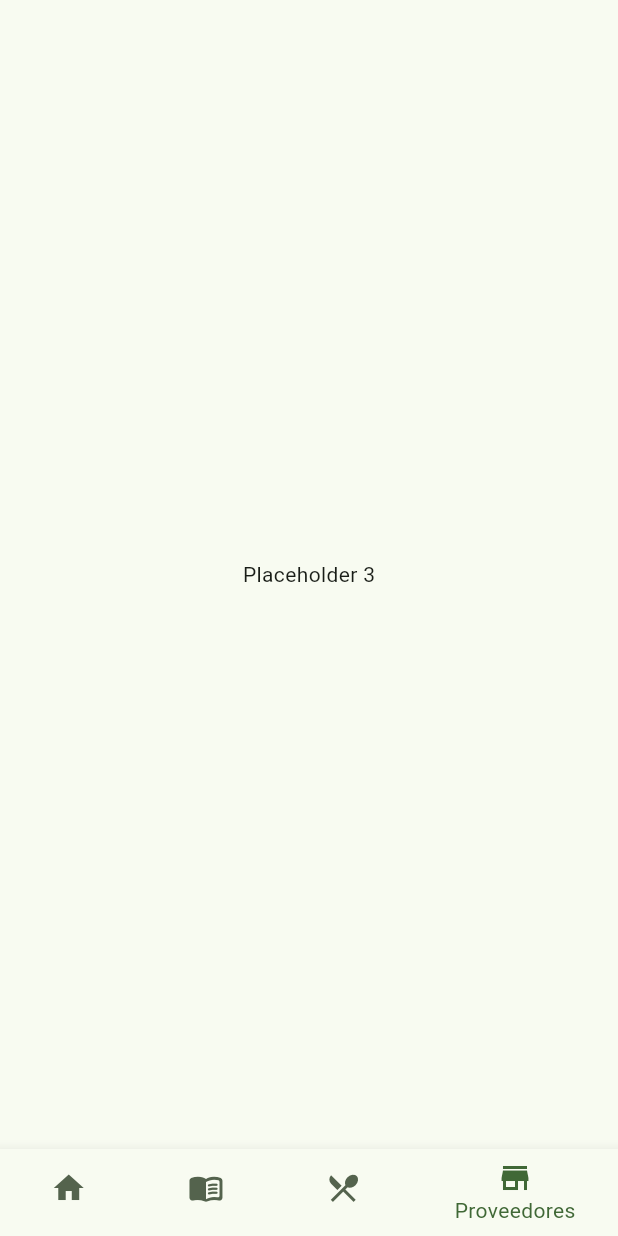
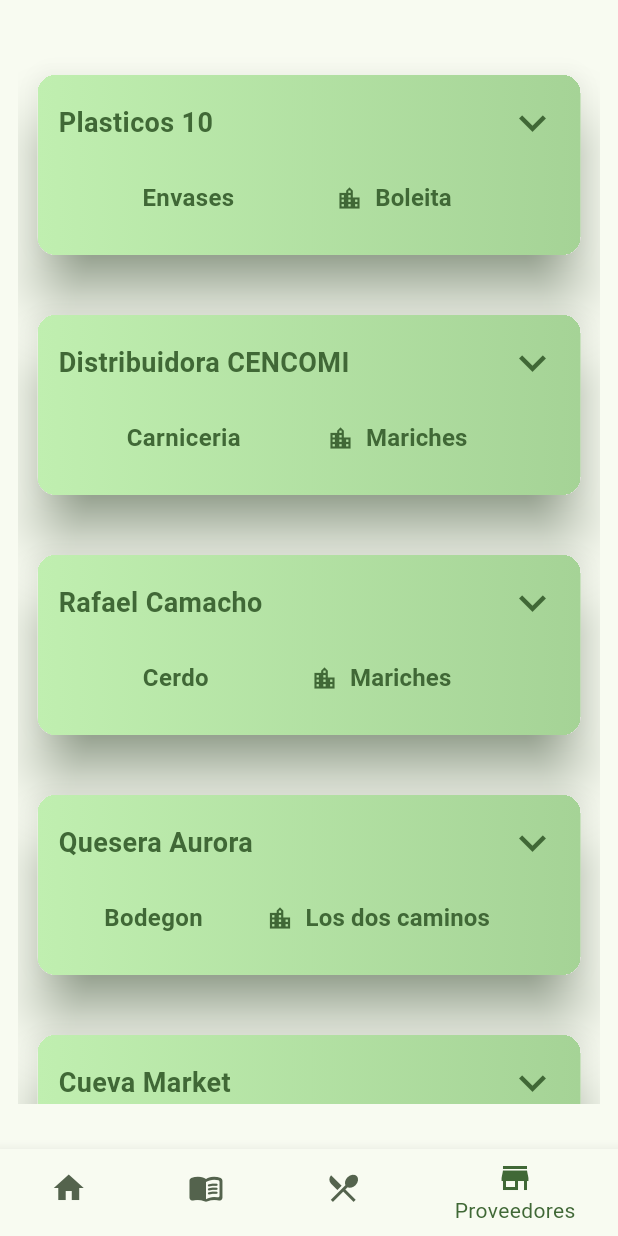
Before and after one commit to juanb021/bakesistant, a Flutter app: the screen it shows after launch, item 4 of the bottom bar chosen, on a phone screen of 412 x 824 dp. Run offline on Flutter 3.47's test engine with Material 3 defaults, Android fonts, the light colour scheme and no system bars; our stand-ins replace flutter_riverpod, sqflite; accounts and stored records are empty.

Commit message:
Added the Providers Screen with a few dummy providers

```diff
--- a/app/lib/data/datos_proveedores.dart
+++ b/app/lib/data/datos_proveedores.dart
@@ -6,35 +6,41 @@ const List<Proveedor> proveedoresDisponibles = [
       correo: '',
       nombre: 'Plasticos 10',
       telefono: '0414-2350801',
-      direccion: 'Boleita sur'),
+      direccion: 'Boleita sur',
+      zona: 'Boleita'),
   Proveedor(
       categoria: 'Carniceria',
       correo: '',
       nombre: 'Distribuidora CENCOMI',
       telefono: '0414-3226069',
-      direccion: 'Urb Miranda'),
+      direccion: 'Urb Miranda',
+      zona: 'Mariches'),
   Proveedor(
       categoria: 'Cerdo',
       correo: '',
       nombre: 'Rafael Camacho',
       telefono: '0414-3248629',
-      direccion: 'Mariches'),
+      direccion: 'Mariches',
+      zona: 'Mariches'),
   Proveedor(
       categoria: 'Bodegon',
       correo: '',
       nombre: 'Quesera Aurora',
       telefono: '0412-2798236',
-      direccion: 'Av. Sucre, Los dos caminos'),
+      direccion: 'Av. Sucre, Los dos caminos',
+      zona: 'Los dos caminos'),
   Proveedor(
       categoria: 'Bodegon',
       correo: '',
       nombre: 'Cueva Market',
       telefono: '0424-1095882',
-      direccion: 'San Bernardino'),
+      direccion: 'San Bernardino',
+      zona: 'San Bernardino'),
   Proveedor(
       categoria: 'Huevos',
       correo: '',
       nombre: 'Romeo',
       telefono: '0414-1282038',
-      direccion: 'Chuao'),
+      direccion: 'Chuao',
+      zona: 'Chuao'),
 ];
--- a/app/lib/models/proveedor.dart
+++ b/app/lib/models/proveedor.dart
@@ -5,6 +5,7 @@ class Proveedor {
     required this.nombre,
     required this.telefono,
     required this.direccion,
+    required this.zona,
   });
 
   final String nombre;
@@ -12,4 +13,5 @@ class Proveedor {
   final String categoria;
   final String direccion;
   final String correo;
+  final String zona;
 }
--- a/app/lib/screens/home_screen.dart
+++ b/app/lib/screens/home_screen.dart
@@ -1,3 +1,4 @@
+import 'package:app/screens/providers_screen.dart';
 import 'package:app/widgets/home/bot_navigation.dart';
 import 'package:flutter/material.dart';
 
@@ -21,12 +22,19 @@ class _HomeScreenState extends State<HomeScreen> {
 
   Widget _buildContent() {
     switch (_selectedPageIndex) {
+      // Pagina de Recetas
       case 1:
         return const Center(child: Text('Placeholder 1'));
+
+      // Pagina de Ingredientes
       case 2:
         return const Center(child: Text('Placeholder 2'));
+
+      // Pagina de Proveedores
       case 3:
-        return const Center(child: Text('Placeholder 3'));
+        return const ProvidersScreen();
+
+      // Pagina de Inicio
       default:
         return const Homestack();
     }
--- /dev/null
+++ b/app/lib/screens/providers_screen.dart
@@ -0,0 +1,23 @@
+import 'package:app/widgets/providers_screen/provider_card.dart';
+import 'package:flutter/material.dart';
+
+import 'package:app/models/proveedor.dart';
+import 'package:app/data/datos_proveedores.dart';
+
+const List<Proveedor> proveedores = proveedoresDisponibles;
+
+class ProvidersScreen extends StatelessWidget {
+  const ProvidersScreen({super.key});
+
+  @override
+  Widget build(BuildContext context) {
+    return Container(
+      margin: const EdgeInsets.symmetric(vertical: 30, horizontal: 12),
+      child: ListView.builder(
+        itemCount: proveedores.length,
+        itemBuilder: (context, index) =>
+            ProviderCard(proveedor: proveedores[index]),
+      ),
+    );
+  }
+}
--- /dev/null
+++ b/app/lib/widgets/providers_screen/provider_card.dart
@@ -0,0 +1,149 @@
+import 'package:flutter/material.dart';
+import 'package:app/models/proveedor.dart';
+
+class ProviderCard extends StatefulWidget {
+  const ProviderCard({
+    super.key,
+    required this.proveedor,
+  });
+
+  final Proveedor proveedor;
+
+  @override
+  State<ProviderCard> createState() {
+    return _ProviderCardState();
+  }
+}
+
+class _ProviderCardState extends State<ProviderCard>
+    with SingleTickerProviderStateMixin {
+  bool _isExpanded = false;
+
+  @override
+  Widget build(BuildContext context) {
+    final proveedor = widget.proveedor;
+
+    void toggleExpansion() {
+      setState(() {
+        _isExpanded = !_isExpanded;
+      });
+    }
+
+    return Card(
+      clipBehavior: Clip.hardEdge,
+      elevation: 16,
+      shadowColor: Theme.of(context).colorScheme.primary,
+      margin: const EdgeInsets.symmetric(vertical: 20, horizontal: 13),
+      child: Container(
+        decoration: BoxDecoration(
+          gradient: LinearGradient(
+            colors: [
+              Theme.of(context).colorScheme.primaryFixed,
+              Theme.of(context).colorScheme.primaryFixedDim,
+            ],
+          ),
+        ),
+        padding: const EdgeInsets.all(14),
+        child: Column(
+          children: [
+            Row(
+              children: [
+                Text(
+                  proveedor.nombre,
+                  style: TextStyle(
+                    color: Theme.of(context).colorScheme.primary,
+                    fontSize: 18,
+                    fontWeight: FontWeight.bold,
+                  ),
+                ),
+                const Spacer(),
+                InkWell(
+                  onTap: toggleExpansion,
+                  child: Icon(
+                    _isExpanded ? Icons.expand_less : Icons.expand_more,
+                    size: 36,
+                    color: Theme.of(context).colorScheme.primary,
+                  ),
+                ),
+              ],
+            ),
+            const SizedBox(height: 8),
+            Row(
+              mainAxisAlignment: MainAxisAlignment.spaceEvenly,
+              children: [
+                Text(
+                  proveedor.categoria,
+                  style: TextStyle(
+                    color: Theme.of(context).colorScheme.primary,
+                    fontSize: 16,
+                    fontWeight: FontWeight.bold,
+                  ),
+                ),
+                TextButton.icon(
+                  onPressed: () {},
+                  label: Text(
+                    proveedor.zona,
+                    style: TextStyle(
+                      color: Theme.of(context).colorScheme.primary,
+                      fontSize: 16,
+                      fontWeight: FontWeight.bold,
+                    ),
+                  ),
+                  icon: const Icon(Icons.location_city),
+                ),
+              ],
+            ),
+            AnimatedSize(
+              duration: const Duration(milliseconds: 300),
+              curve: Curves.easeInOut,
+              child: _isExpanded
+                  ? Column(
+                      mainAxisSize: MainAxisSize.min,
+                      crossAxisAlignment: CrossAxisAlignment.start,
+                      children: [
+                        TextButton.icon(
+                          onPressed: () {},
+                          label: Text(
+                            proveedor.telefono,
+                            style: TextStyle(
+                              color: Theme.of(context).colorScheme.primary,
+                              fontSize: 16,
+                              fontWeight: FontWeight.bold,
+                            ),
+                          ),
+                          icon: const Icon(Icons.phone),
+                        ),
+                        TextButton.icon(
+                          onPressed: () {},
+                          label: Text(
+                            proveedor.correo,
+                            style: TextStyle(
+                              color: Theme.of(context).colorScheme.primary,
+                              fontSize: 16,
+                              fontWeight: FontWeight.bold,
+                            ),
+                          ),
+                          icon: const Icon(Icons.mail),
+                        ),
+                        TextButton.icon(
+                          onPressed: () {},
+                          label: Text(
+                            proveedor.direccion,
+                            style: TextStyle(
+                              color: Theme.of(context).colorScheme.primary,
+                              fontSize: 16,
+                              fontWeight: FontWeight.bold,
+                            ),
+                          ),
+                          icon: const Icon(Icons.location_pin),
+                        ),
+                      ],
+                    )
+                  : const SizedBox(),
+            ),
+          ],
+        ),
+      ),
+    );
+  }
+}
```
Also changed, not shown: 1 other file.
